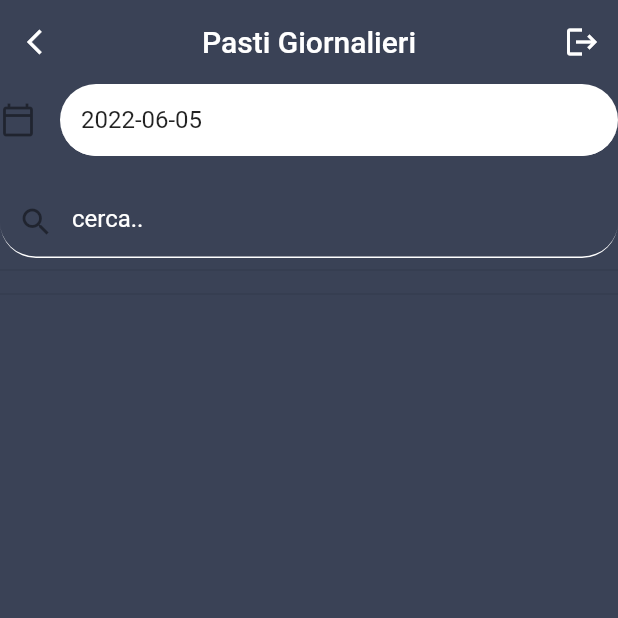
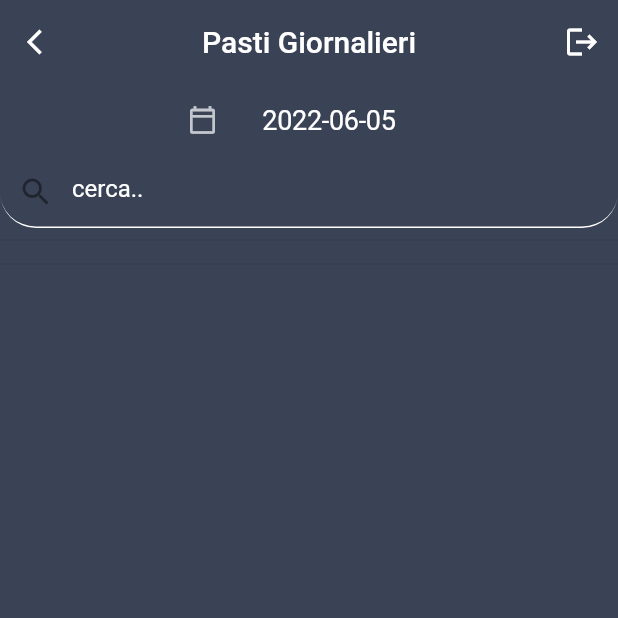
Before and after one commit to rpiero99/HealthyApp, a Flutter app: the GetPastiGiornalieriPage screen opened directly, on a phone screen of 412 x 824 dp, the top half of it. Run offline on Flutter 3.47's test engine with Material 2 defaults, Android fonts, the phone set to English and light mode, and no system bars; our stand-ins replace cloud_firestore, curved_navigation_bar, firebase_auth, firebase_core, flutter_local_notifications, flutter_speed_dial and 4 more; accounts and stored records are empty.

```diff
--- a/lib/Pages/EditSchedaPalestraPage.dart
+++ b/lib/Pages/EditSchedaPalestraPage.dart
@@ -23,11 +23,6 @@ class EditSchedaPalestraPage extends StatefulWidget {
   EditSchedaPalestraPage(
       {Key? key,
         required SchedaPalestra schedaPalestra,
-      // required String id,
-      // required String nome,
-      // required String descrizione,
-      // required DateTime dataInizio,
-      // required DateTime dataFine
       })
       : super(key: key) {
     schedaToEdit = schedaPalestra;
--- a/lib/Pages/GetPastiGiornalieriPage.dart
+++ b/lib/Pages/GetPastiGiornalieriPage.dart
@@ -47,28 +47,11 @@ class _GetPastiGiornalieriPage extends State<GetPastiGiornalieriPage> {
       appBar: makeTopAppBar(context, "Pasti Giornalieri", Constants.controller),
       body: SingleChildScrollView(
         child: Column(children: <Widget>[
-          TextFormField(
-            readOnly: true,
-            controller: dataPasti,
-            decoration: InputDecoration(
-              hintText: "",
-              filled: true,
-              icon: const Icon(Icons.calendar_today_outlined),
-              fillColor: Constants.backgroundButtonColor,
-              contentPadding:
-                  const EdgeInsets.only(left: 14.0, bottom: 8.0, top: 8.0),
-              focusedBorder: OutlineInputBorder(
-                borderSide: const BorderSide(color: Colors.white),
-                borderRadius: BorderRadius.circular(25.7),
-              ),
-              enabledBorder: UnderlineInputBorder(
-                borderSide: const BorderSide(color: Colors.white),
-                borderRadius: BorderRadius.circular(25.7),
-              ),
-              border: OutlineInputBorder(
-                  borderSide: BorderSide(color: Colors.grey[400]!)),
-            ),
-            onTap: () async {
+          Row(
+            children: [
+              Padding(
+                child: TextButton(
+                  onPressed: () async {
                     DateTime? pickedDate = await showDatePicker(
                         context: context,
                         initialDate: DateTime.now(),
@@ -84,13 +67,26 @@ class _GetPastiGiornalieriPage extends State<GetPastiGiornalieriPage> {
                       });
                     }
                   },
-            onChanged: (value) {
-              setState(() {
-                dataPasti.text = value;
-              });
-            },
+                  child: const Icon(
+                    Icons.calendar_today_outlined,
+                    color: Colors.white70,
+                    size: 20,
                   ),
-          const SizedBox(height: 20,),
+                ),
+                padding: EdgeInsets.only(right: 8, left: MediaQuery.of(context).size.width/4),
+              ),
+              Text(
+                  dataPasti.text,
+                  textAlign: TextAlign.left,
+                  style: const TextStyle(
+                    fontWeight: FontWeight.normal,
+                    fontSize: 18,
+                    letterSpacing: -0.2,
+                    color: Constants.text,
+                  ),
+              ),
+            ],
+          ),
           TextField(
               style: const TextStyle(color: Colors.white),
               decoration: InputDecoration(
```
Also changed, not shown: lib/Controller/HealthyAppController.dart (+3 -4 lines), lib/Pages/GetEserciziPage.dart (+6 -7 lines), lib/Utils/Constants.dart (+19 -0 lines). Lines whose indentation alone changed are shown as unchanged.
